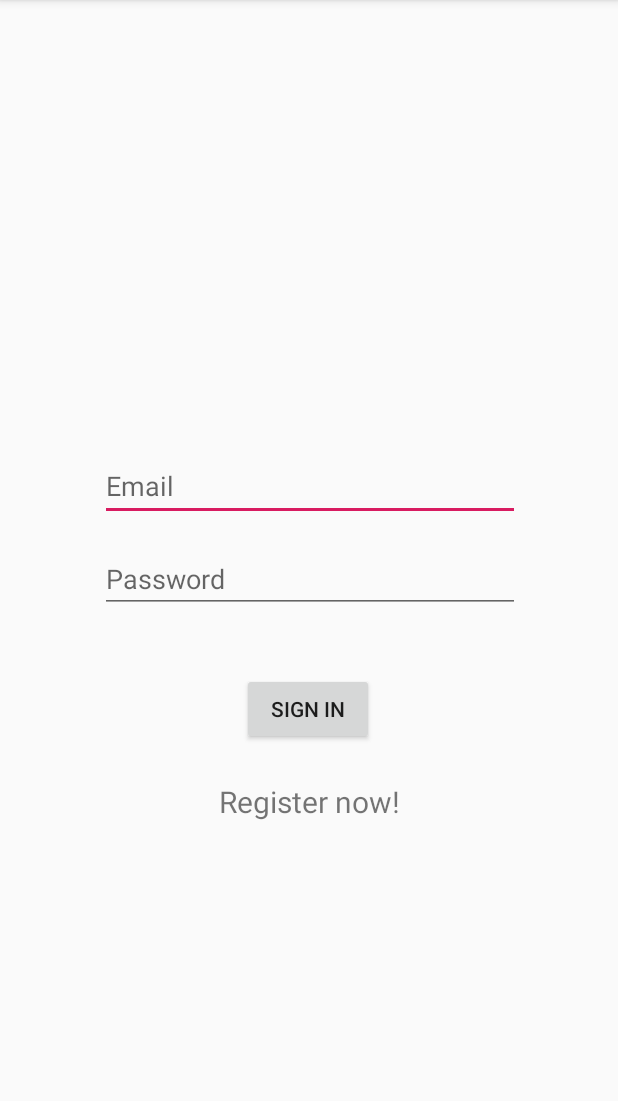
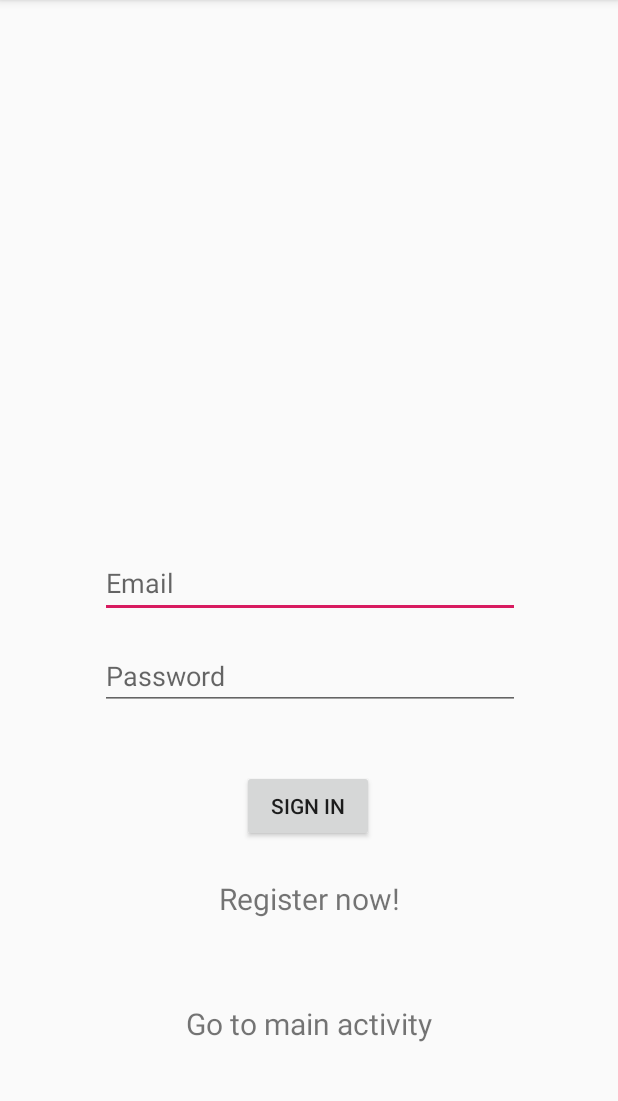
Before and after one commit to etindahan/eTindahan, an Android app: the screen it shows after launch (LoginActivity), on a phone screen of 412 x 824 dp, the part 84-1185 px from its top. Run offline under Robolectric (Android 15) with nearby library versions, the phone set to English and light mode, and no system bars; our stand-ins replace Firebase (no records; nobody signed in at launch, a user with empty details on screens opened directly).

```diff
--- a/app/src/main/java/com/etindahan/LoginActivity.java
+++ b/app/src/main/java/com/etindahan/LoginActivity.java
@@ -17,12 +17,14 @@ import com.google.firebase.auth.AuthResult;
 import com.google.firebase.auth.FirebaseAuth;
 import com.google.firebase.auth.FirebaseUser;
 
+import org.w3c.dom.Text;
+
 public class LoginActivity extends AppCompatActivity {
 
     private FirebaseAuth mAuth;
     private Button Login;
     private EditText Email, Password;
-    private TextView Register;
+    private TextView Register,TOMAIN;
 
     @Override
     protected void onCreate(Bundle savedInstanceState) {
@@ -33,6 +35,7 @@ public class LoginActivity extends AppCompatActivity {
         Email = (EditText) findViewById(R.id.EmailField);
         Password = (EditText) findViewById(R.id.PasswordField);
         Register = (TextView) findViewById(R.id.RegisterText);
+        TOMAIN = (TextView) findViewById(R.id.ToMainButton);
 
         // Initialize Firebase Auth
         mAuth = FirebaseAuth.getInstance();
@@ -83,6 +86,14 @@ public class LoginActivity extends AppCompatActivity {
             }
         });
 
+        TOMAIN.setOnClickListener(new View.OnClickListener() {
+            @Override
+            public void onClick(View v) {
+                Intent reg = new Intent(LoginActivity.this, MainActivity.class);
+                startActivity(reg);
+            }
+        });
+
 
     }
 
--- a/app/src/main/res/layout/activity_login.xml
+++ b/app/src/main/res/layout/activity_login.xml
@@ -63,12 +63,29 @@
         android:layout_marginLeft="8dp"
         android:layout_marginEnd="8dp"
         android:layout_marginRight="8dp"
-        android:layout_marginBottom="220dp"
+        android:layout_marginBottom="56dp"
         android:clickable="true"
+        android:focusable="true"
         android:text="@string/register_now"
+        android:textSize="20sp"
+        app:layout_constraintBottom_toTopOf="@+id/ToMainButton"
+        app:layout_constraintEnd_toEndOf="parent"
+        app:layout_constraintStart_toStartOf="parent" />
+
+    <TextView
+        android:id="@+id/ToMainButton"
+        android:layout_width="wrap_content"
+        android:layout_height="wrap_content"
+        android:layout_marginStart="8dp"
+        android:layout_marginLeft="8dp"
+        android:layout_marginEnd="8dp"
+        android:layout_marginRight="8dp"
+        android:layout_marginBottom="72dp"
+        android:clickable="true"
+        android:focusable="true"
+        android:text="Go to main activity"
         android:textSize="20sp"
         app:layout_constraintBottom_toBottomOf="parent"
         app:layout_constraintEnd_toEndOf="parent"
-        app:layout_constraintStart_toStartOf="parent"
-        android:focusable="true" />
+        app:layout_constraintStart_toStartOf="parent" />
 </android.support.constraint.ConstraintLayout>
```
